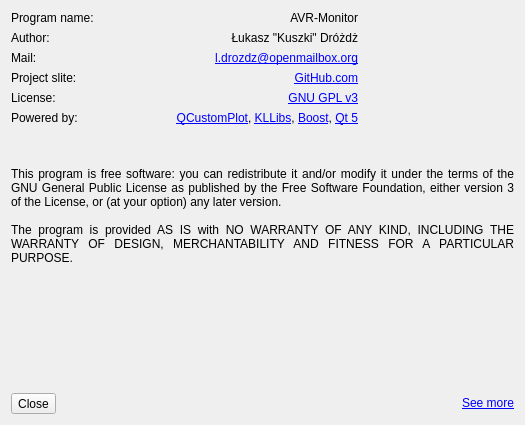
Old version of the form interface/aboutdialog.ui in the repository Kuszki/AVR-Monitor.
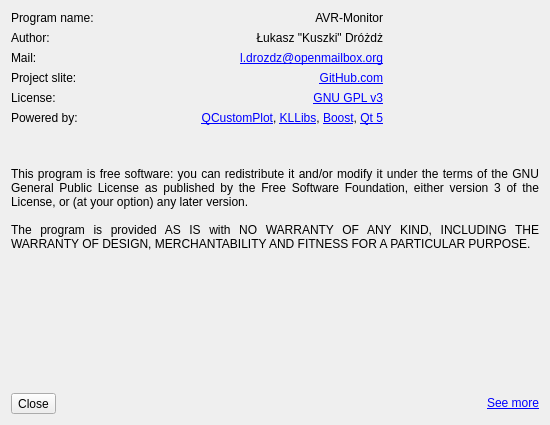
New version of the form. Icons and pictures are not drawn.

Commit message: Resize About dialog

The edit to the form file:
```diff
--- a/interface/aboutdialog.ui
+++ b/interface/aboutdialog.ui
@@ -6,13 +6,13 @@
    <rect>
     <x>0</x>
     <y>0</y>
-    <width>525</width>
+    <width>550</width>
     <height>425</height>
    </rect>
   </property>
   <property name="minimumSize">
    <size>
-    <width>525</width>
+    <width>550</width>
     <height>425</height>
    </size>
   </property>
```
Left out of the diff: 6 changed lines with no effect on the pictures.
